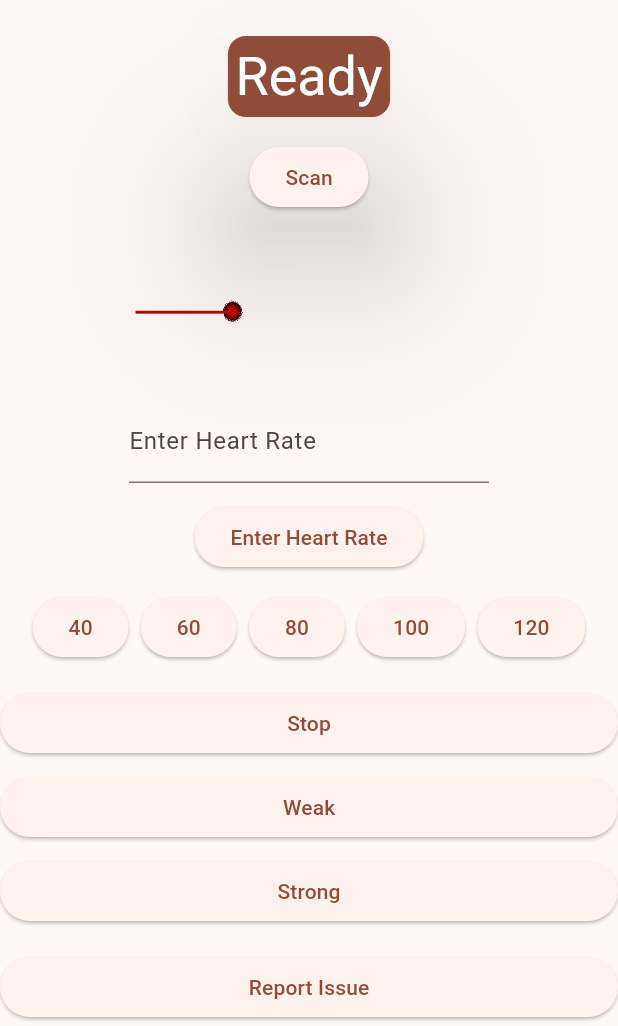
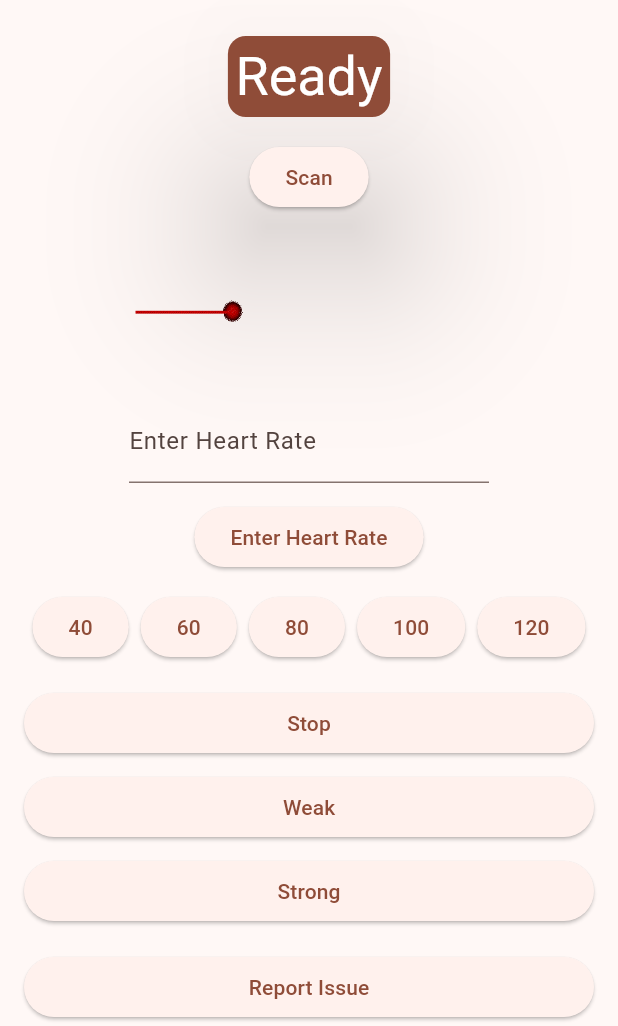
Before and after one commit to Lemonaderz/Flutter-pi-pump-app, a Flutter app: the screen it shows after launch, after a tap on "Pulse App", on a phone screen of 412 x 824 dp, the part 210-1236 px from its top. Run offline on Flutter 3.47's test engine with Material 3 defaults, Android fonts, the phone set to English and light mode, and no system bars; our stand-ins replace permission_handler, webview_flutter; missing offline and left inert: flutter_reactive_ble, wifi_iot.

Commit message:
Adjusted buttons

```diff
--- a/lib/screens/pulse_page.dart
+++ b/lib/screens/pulse_page.dart
@@ -115,7 +115,9 @@ class _PulsePageState extends State<PulsePage> with TickerProviderStateMixin {
                     LayoutBuilder(
                       builder: (context, constraints) {
                         final buttonWidth = constraints.maxWidth > 600 ? constraints.maxWidth * 0.5 : constraints.maxWidth;
-                        return Center(
+                        return Padding(
+                          padding: const EdgeInsets.symmetric(horizontal: 16.0),
+                          child: Center(
                             child: SizedBox(
                               width: buttonWidth,
                               child: Column(
@@ -171,6 +173,7 @@ class _PulsePageState extends State<PulsePage> with TickerProviderStateMixin {
                                 ],
                               ),
                             ),
+                          ),
                         );
                       },
                     ),
--- a/lib/screens/vent_page.dart
+++ b/lib/screens/vent_page.dart
@@ -114,7 +114,9 @@ class _VentPageState extends State<VentPage> with TickerProviderStateMixin {
                   LayoutBuilder(
                     builder: (context, constraints) {
                       final buttonWidth = constraints.maxWidth > 600 ? constraints.maxWidth * 0.5 : constraints.maxWidth;
-                      return Center(
+                      return Padding(
+                        padding: const EdgeInsets.symmetric(horizontal: 16.0),
+                        child: Center(
                           child: SizedBox(
                             width: buttonWidth,
                             child: Column(
@@ -170,6 +172,7 @@ class _VentPageState extends State<VentPage> with TickerProviderStateMixin {
                               ],
                             ),
                           ),
+                        ),
                       );
                     },
                   ),
```
Lines whose indentation alone changed are shown as unchanged.
